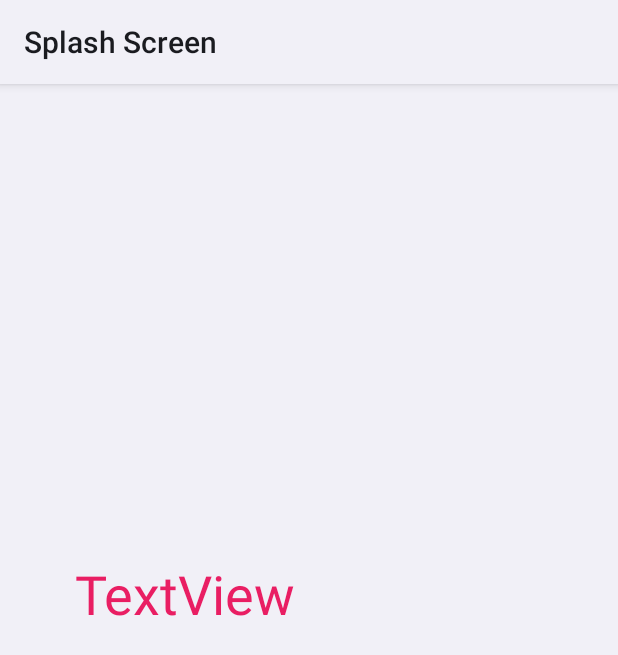
After one commit to stefan334/Drinking_Game, an Android app: the layout activity_game.xml on its own in the app's theme, with its tools: preview values and no code run, on a phone screen of 412 x 824 dp. The commit adds this screen. Shown: the top 655 px of the screen. Run offline under Robolectric (Android 15) with nearby library versions, the phone set to English and light mode, and no system bars; Roboto replaces fonts that are not available here.

Commit message:
-Added gameActivity -Added an array for the names -Connected new gameActivity with playerScreen and passed the array to the new activity -bool array for button visibility (Performance can be improved by reducing number of conditions in if's)

```diff
--- a/app/src/main/AndroidManifest.xml
+++ b/app/src/main/AndroidManifest.xml
@@ -9,7 +9,8 @@
         android:roundIcon="@mipmap/ic_launcher_round"
         android:supportsRtl="true"
         android:theme="@style/Theme.SplashScreen">
-        <activity android:name=".playerScreen"></activity>
+        <activity android:name=".gameActivity"></activity>
+        <activity android:name=".playerScreen" />
         <activity android:name=".Menu" />
         <activity android:name=".MainActivity">
             <intent-filter>
--- /dev/null
+++ b/app/src/main/res/layout/activity_game.xml
@@ -0,0 +1,21 @@
+<?xml version="1.0" encoding="utf-8"?>
+<androidx.constraintlayout.widget.ConstraintLayout xmlns:android="http://schemas.android.com/apk/res/android"
+    xmlns:app="http://schemas.android.com/apk/res-auto"
+    xmlns:tools="http://schemas.android.com/tools"
+    android:layout_width="match_parent"
+    android:layout_height="match_parent"
+    tools:context=".gameActivity">
+
+    <TextView
+        android:id="@+id/textView3"
+        android:layout_width="254dp"
+        android:layout_height="137dp"
+        android:text="TextView"
+        android:textColor="#E91E63"
+        android:textSize="36sp"
+        app:layout_constraintBottom_toBottomOf="parent"
+        app:layout_constraintEnd_toEndOf="parent"
+        app:layout_constraintHorizontal_bias="0.318"
+        app:layout_constraintStart_toStartOf="parent"
+        app:layout_constraintTop_toTopOf="parent" />
+</androidx.constraintlayout.widget.ConstraintLayout>
--- a/build.gradle
+++ b/build.gradle
@@ -5,7 +5,7 @@ buildscript {
         jcenter()
     }
     dependencies {
-        classpath "com.android.tools.build:gradle:4.1.3"
+        classpath "com.android.tools.build:gradle:4.1.1"
 
         // NOTE: Do not place your application dependencies here; they belong
         // in the individual module build.gradle files
@@ -16,6 +16,7 @@ allprojects {
     repositories {
         google()
         jcenter()
+
     }
 }
 
```
Also changed, not shown: app/src/main/java/com/example/splashscreen/gameActivity.java (added, +27 -0 lines), app/src/main/java/com/example/splashscreen/playerScreen.java (+68 -24 lines).
